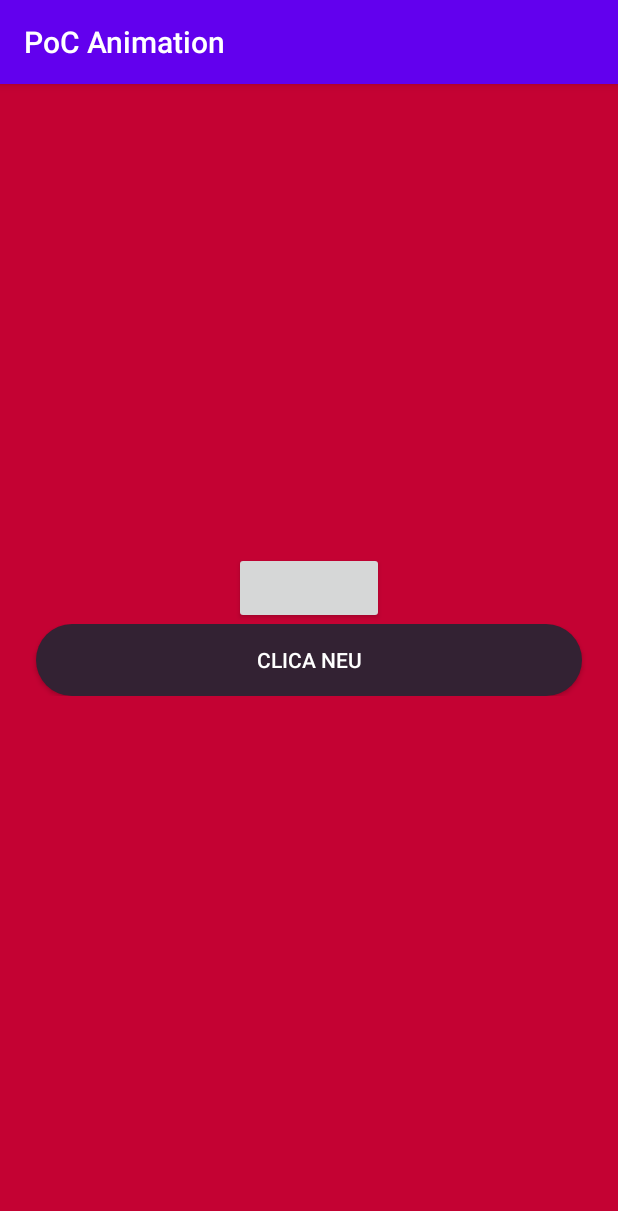
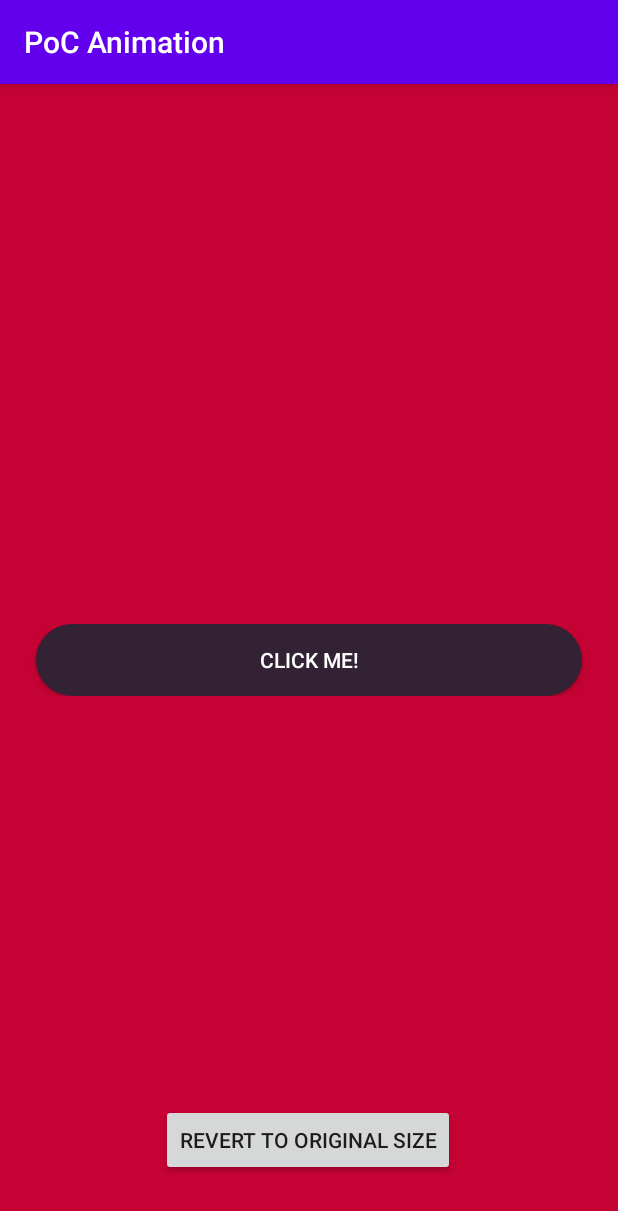
Before and after one commit to c-guedes/collapse-loading-button, an Android app: the screen it shows after launch (MainActivity), on a phone screen of 412 x 824 dp. Shown: the top 1211 px of the screen. Run offline under Robolectric (Android 15) with nearby library versions, the phone set to English and light mode, and no system bars.

Commit message:
changed some strings to english

```diff
--- a/app/src/main/res/layout/activity_main.xml
+++ b/app/src/main/res/layout/activity_main.xml
@@ -19,15 +19,17 @@
         app:layout_constraintHorizontal_bias="0.5"
         app:layout_constraintStart_toStartOf="parent"
         app:layout_constraintTop_toTopOf="parent"
-        app:textButton="CLICA NEU" />
+        app:textButton="CLICK ME!" />
 
     <Button
         android:id="@+id/revertButt"
-        android:layout_width="100dp"
+        android:layout_width="wrap_content"
         android:layout_height="wrap_content"
-        app:layout_constraintBottom_toTopOf="@+id/btn_morph"
+        android:layout_marginBottom="40dp"
+        android:text="REVERT TO ORIGINAL SIZE"
+        app:layout_constraintBottom_toBottomOf="parent"
         app:layout_constraintEnd_toEndOf="parent"
-        app:layout_constraintHorizontal_bias="0.5"
+        app:layout_constraintHorizontal_bias="0.497"
         app:layout_constraintStart_toStartOf="parent" />
 
 </androidx.constraintlayout.widget.ConstraintLayout>
```
